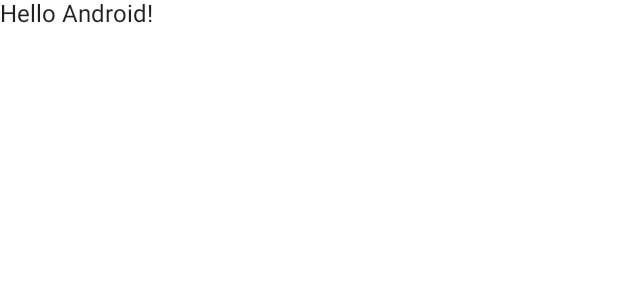
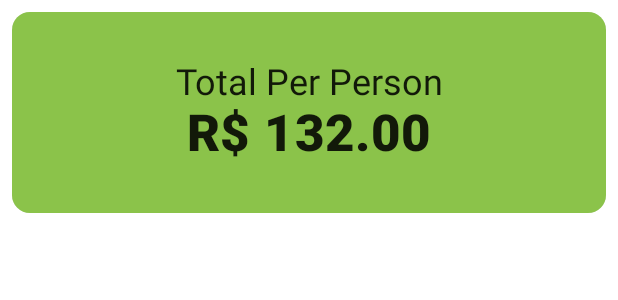
Before and after one commit to marcelosanto/jet-tip-app-jetpack-compose, an Android app built with Jetpack Compose: the @Preview function DefaultPreview, on a phone screen of 412 x 824 dp. Shown: the top 300 px of the screen. Run offline under Robolectric (Android 15) with nearby library versions, the phone set to English and light mode, and no system bars.

Commit message:
component TopHeader create

```diff
--- a/app/src/main/java/xyz/spacermarcelo/jettipapp/MainActivity.kt
+++ b/app/src/main/java/xyz/spacermarcelo/jettipapp/MainActivity.kt
@@ -3,41 +3,80 @@ package xyz.spacermarcelo.jettipapp
 import android.os.Bundle
 import androidx.activity.ComponentActivity
 import androidx.activity.compose.setContent
-import androidx.compose.foundation.layout.fillMaxSize
+import androidx.compose.foundation.layout.*
+import androidx.compose.foundation.shape.CornerSize
+import androidx.compose.foundation.shape.RoundedCornerShape
 import androidx.compose.material.MaterialTheme
 import androidx.compose.material.Surface
 import androidx.compose.material.Text
 import androidx.compose.runtime.Composable
+import androidx.compose.ui.Alignment
 import androidx.compose.ui.Modifier
+import androidx.compose.ui.draw.clip
+import androidx.compose.ui.graphics.Color
+import androidx.compose.ui.text.font.FontWeight
 import androidx.compose.ui.tooling.preview.Preview
+import androidx.compose.ui.unit.dp
 import xyz.spacermarcelo.jettipapp.ui.theme.JetTipAppTheme
 
 class MainActivity : ComponentActivity() {
     override fun onCreate(savedInstanceState: Bundle?) {
         super.onCreate(savedInstanceState)
         setContent {
-            JetTipAppTheme {
-                // A surface container using the 'background' color from the theme
-                Surface(
-                    modifier = Modifier.fillMaxSize(),
-                    color = MaterialTheme.colors.background
-                ) {
-                    Greeting("Android")
-                }
+            MyApp {
+
             }
         }
     }
 }
 
 @Composable
-fun Greeting(name: String) {
-    Text(text = "Hello $name!")
+fun MyApp(content: @Composable () -> Unit) {
+    JetTipAppTheme {
+        Surface {
+            content()
+        }
+    }
+}
+
+
+@Composable
+fun TopHeader(totalPerPerson: Double = 132.0) {
+    Surface(
+        modifier = Modifier
+            .fillMaxWidth()
+            .height(150.dp)
+            .padding(8.dp)
+            .clip(shape = RoundedCornerShape(corner = CornerSize(12.dp))),
+        color = Color(0xFF8BC34A),
+        elevation = 8.dp
+    ) {
+        Column(
+            modifier = Modifier.padding(12.dp),
+            verticalArrangement = Arrangement.Center,
+            horizontalAlignment = Alignment.CenterHorizontally
+        ) {
+            val total = "%.2f".format(totalPerPerson)
+            Text(
+                text = "Total Per Person",
+                style = MaterialTheme.typography.h5
+            )
+            Text(
+                text = "R$ $total",
+                fontWeight = FontWeight.ExtraBold,
+                style = MaterialTheme.typography.h4
+            )
+        }
+
+    }
 }
 
 @Preview(showBackground = true)
 @Composable
 fun DefaultPreview() {
     JetTipAppTheme {
-        Greeting("Android")
+        MyApp {
+            TopHeader()
+        }
     }
 }
```
